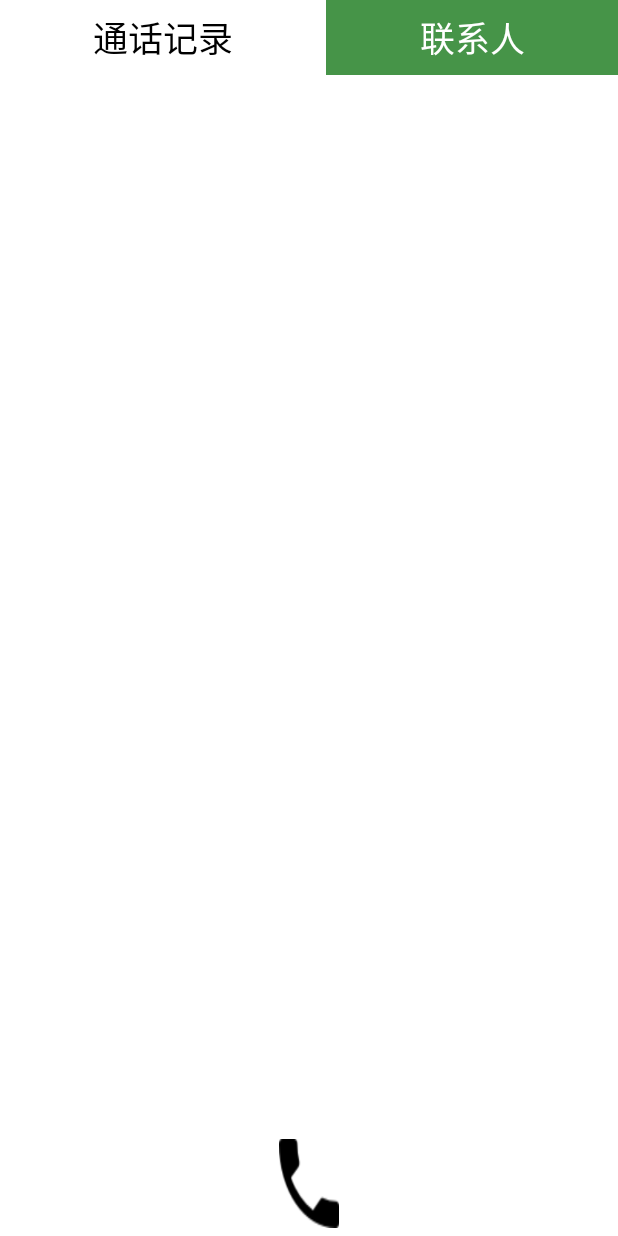
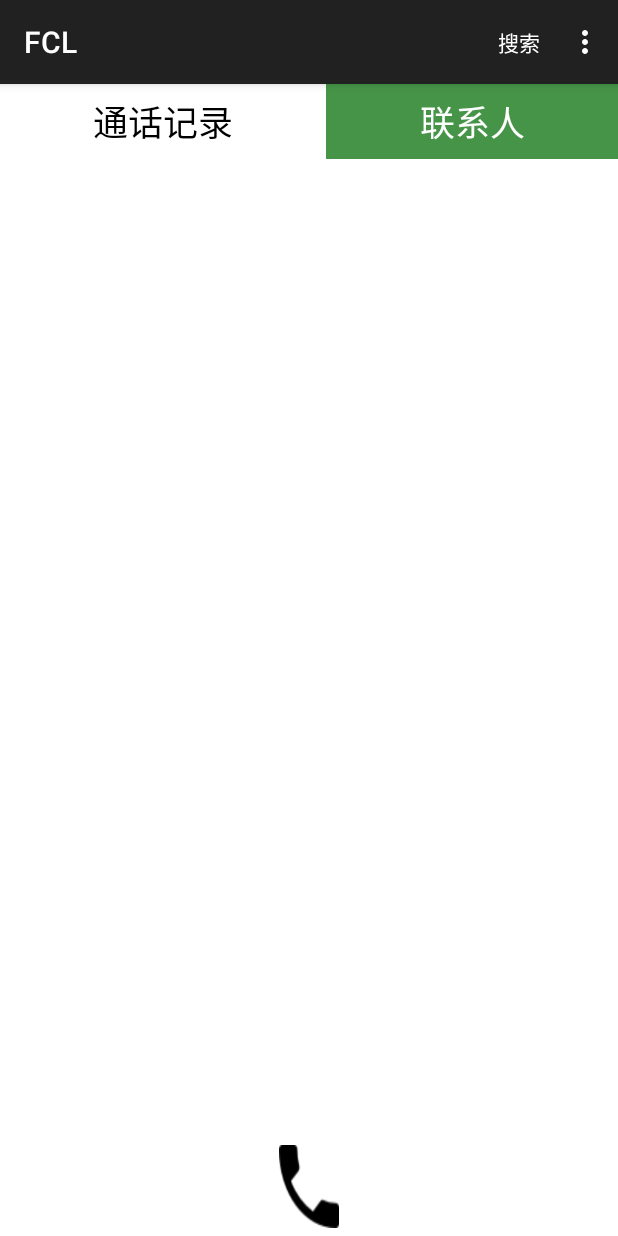
Before and after one commit to cooljacket/FamilyContactsList, an Android app: the screen it shows after launch (MainActivity), on a phone screen of 412 x 824 dp. Run offline under Robolectric (Android 15) with nearby library versions, the phone set to English and light mode, and no system bars; 2 statements that could not run were skipped.

Commit message:
add action bar

```diff
--- a/app/src/main/AndroidManifest.xml
+++ b/app/src/main/AndroidManifest.xml
@@ -36,8 +36,10 @@
         android:allowBackup="true"
         android:icon="@mipmap/ic_launcher"
         android:label="@string/app_name"
+        android:logo="@drawable/p1"
         android:supportsRtl="true"
-        android:theme="@style/Theme.AppCompat.Light.NoActionBar">
+        android:theme="@style/Theme.AppCompat.DayNight.DarkActionBar">
+
         <activity android:name=".MainActivity">
             <intent-filter>
                 <action android:name="android.intent.action.MAIN" />
@@ -47,8 +49,7 @@
 
         <activity
             android:name=".BlackListActivity"
-            android:label="@string/title_activity_black_list"
-            android:theme="@style/Theme.AppCompat.Light.NoActionBar">
+            android:label="@string/title_activity_black_list">
             <intent-filter>
                 <action android:name="android.intent.action.BLACKLIST" />
                 <category android:name="android.intent.category.DEFAULT" />
@@ -64,6 +65,7 @@
 
             </intent-filter>
         </activity>
+
         <activity android:name=".PeopleDetail">
             <intent-filter>
                 <action android:name="android.intent.action.PD" />
@@ -105,7 +107,4 @@
         </receiver>
 
     </application>
-
-
-
 </manifest>
--- a/app/src/main/java/hw/happyjacket/com/familycontactlist/MainActivity.java
+++ b/app/src/main/java/hw/happyjacket/com/familycontactlist/MainActivity.java
@@ -9,9 +9,11 @@ import android.graphics.drawable.BitmapDrawable;
 import android.graphics.drawable.Drawable;
 import android.os.Bundle;
 import android.support.v4.app.Fragment;
-import android.support.v4.app.FragmentActivity;
 import android.support.v4.app.FragmentPagerAdapter;
 import android.support.v4.view.ViewPager;
+import android.support.v7.app.AppCompatActivity;
+import android.view.Menu;
+import android.view.MenuInflater;
 import android.view.ViewTreeObserver;
 import android.widget.RadioButton;
 import android.widget.RadioGroup;
@@ -19,7 +21,8 @@ import android.widget.RadioGroup;
 import java.util.ArrayList;
 import java.util.List;
 
-public class MainActivity extends FragmentActivity {
+// FragmentActivity
+public class MainActivity extends AppCompatActivity {
     private ViewPager mPager;
     private int selected_tab = 0, base_tab_id = 0;
     private RadioGroup tabs_group;
@@ -192,4 +195,12 @@ public class MainActivity extends FragmentActivity {
             btn.setBackgroundDrawable(drawable);
         }
     }
+
+    @Override
+    public boolean onCreateOptionsMenu(Menu menu) {
+        // 为ActionBar扩展菜单项
+        MenuInflater inflater = getMenuInflater();
+        inflater.inflate(R.menu.main_activity_actions, menu);
+        return super.onCreateOptionsMenu(menu);
+    }
 }
--- /dev/null
+++ b/app/src/main/res/menu/main_activity_actions.xml
@@ -0,0 +1,17 @@
+<?xml version="1.0" encoding="utf-8"?>
+<menu xmlns:android="http://schemas.android.com/apk/res-auto"
+    xmlns:android1="http://schemas.android.com/apk/res/android">
+
+    <!-- 搜索, 应该作为动作按钮展示-->
+    <item
+        android1:id="@+id/action_search"
+        android:icon="@android:drawable/ic_menu_search"
+        android1:title="@string/action_search"
+        android:showAsAction="always" />
+
+    <!-- 设置, 在溢出菜单中展示 -->
+    <item
+        android1:id="@+id/action_settings"
+        android1:title="@string/action_settings"
+        android:showAsAction="never" />
+</menu>
--- a/app/src/main/res/values/strings.xml
+++ b/app/src/main/res/values/strings.xml
@@ -1,7 +1,9 @@
 <resources>
-    <string name="app_name">FamilyContactList</string>
+    <!--<string name="app_name">FamilyContactList</string>-->
+    <string name="app_name">FCL</string>
     <string name="title_activity_black_list">BlackListActivity</string>
-    <string name="action_settings">Settings</string>
     <string name="call_log_button">></string>
     <string name="return_button">&lt;</string>
+    <string name="action_search">搜索</string>
+    <string name="action_settings">设置lo</string>
 </resources>
```
